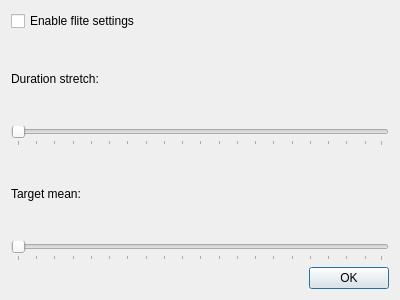
This is flitesettingsdialog.ui in nstrikos/omilo as Qt 5 draws it before an edit. The edited form follows.
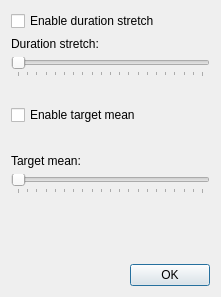
This is the edited form. Icons and pictures are not drawn.

Commit message: Integrate flite settings dialog with new voices

```diff
--- a/flitesettingsdialog.ui
+++ b/flitesettingsdialog.ui
@@ -6,8 +6,8 @@
    <rect>
     <x>0</x>
     <y>0</y>
-    <width>400</width>
-    <height>300</height>
+    <width>221</width>
+    <height>297</height>
    </rect>
   </property>
   <property name="windowTitle">
@@ -18,26 +18,24 @@
     <normaloff>:/images/audio-input.png</normaloff>:/images/audio-input.png</iconset>
   </property>
   <layout class="QGridLayout" name="gridLayout">
-   <item row="0" column="0">
-    <layout class="QVBoxLayout" name="verticalLayout">
-     <item>
-      <widget class="QCheckBox" name="checkBox">
+   <item row="0" column="0" colspan="3">
+    <widget class="QCheckBox" name="durationCheckBox">
        <property name="text">
-        <string>Enable flite settings</string>
+      <string>Enable duration stretch</string>
        </property>
       </widget>
      </item>
-     <item>
+   <item row="1" column="0" colspan="3">
       <widget class="QLabel" name="durationLabel">
        <property name="text">
         <string>Duration stretch:</string>
        </property>
       </widget>
      </item>
-     <item>
+   <item row="2" column="0" colspan="3">
       <widget class="QSlider" name="durationSlider">
        <property name="minimum">
-        <number>1</number>
+      <number>0</number>
        </property>
        <property name="maximum">
         <number>200</number>
@@ -50,17 +48,37 @@
        </property>
       </widget>
      </item>
-     <item>
+   <item row="3" column="0">
+    <widget class="QCheckBox" name="targetMeanCheckBox">
+     <property name="text">
+      <string>Enable target mean</string>
+     </property>
+    </widget>
+   </item>
+   <item row="3" column="1">
+    <spacer name="verticalSpacer">
+     <property name="orientation">
+      <enum>Qt::Vertical</enum>
+     </property>
+     <property name="sizeHint" stdset="0">
+      <size>
+       <width>20</width>
+       <height>40</height>
+      </size>
+     </property>
+    </spacer>
+   </item>
+   <item row="4" column="0" colspan="3">
       <widget class="QLabel" name="targetLabel">
        <property name="text">
         <string>Target mean:</string>
        </property>
       </widget>
      </item>
-     <item>
+   <item row="5" column="0" colspan="3">
       <widget class="QSlider" name="targetSlider">
        <property name="minimum">
-        <number>1</number>
+      <number>0</number>
        </property>
        <property name="maximum">
         <number>200</number>
@@ -73,7 +91,20 @@
        </property>
       </widget>
      </item>
-     <item>
+   <item row="6" column="0" colspan="2">
+    <spacer name="verticalSpacer_2">
+     <property name="orientation">
+      <enum>Qt::Vertical</enum>
+     </property>
+     <property name="sizeHint" stdset="0">
+      <size>
+       <width>20</width>
+       <height>40</height>
+      </size>
+     </property>
+    </spacer>
+   </item>
+   <item row="7" column="0" colspan="3">
       <layout class="QHBoxLayout" name="horizontalLayout">
        <item>
         <spacer name="horizontalSpacer">
@@ -94,8 +125,6 @@
           <string>OK</string>
          </property>
         </widget>
-       </item>
-      </layout>
      </item>
     </layout>
    </item>
```
Lines whose indentation alone changed are shown as unchanged. The commit also changes 10 other files.
